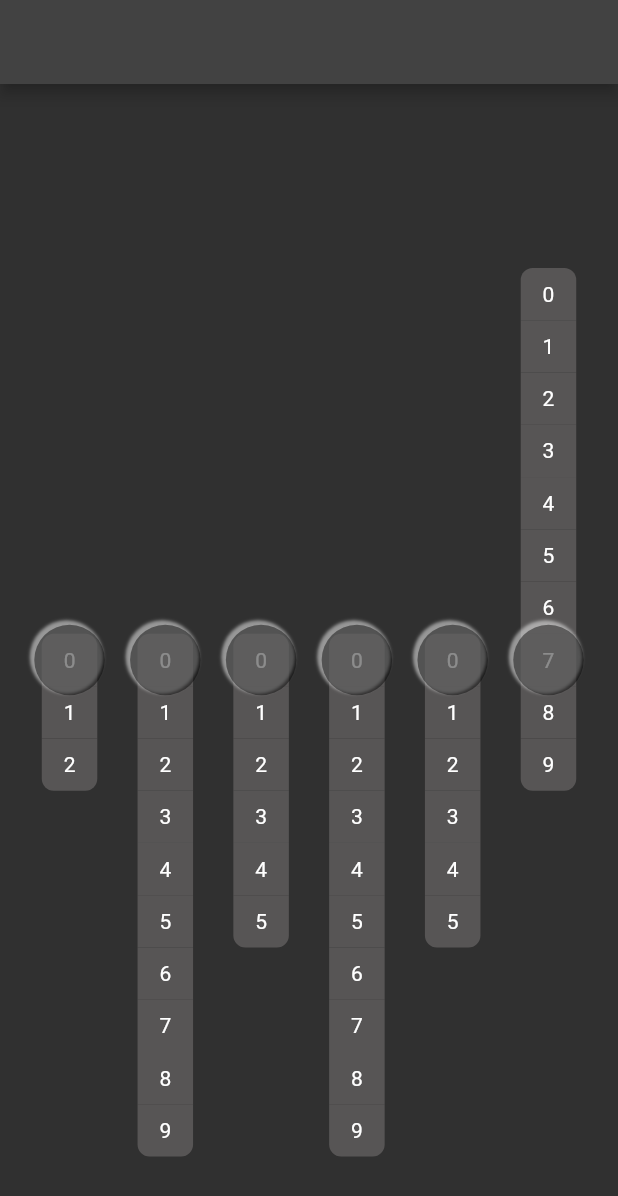
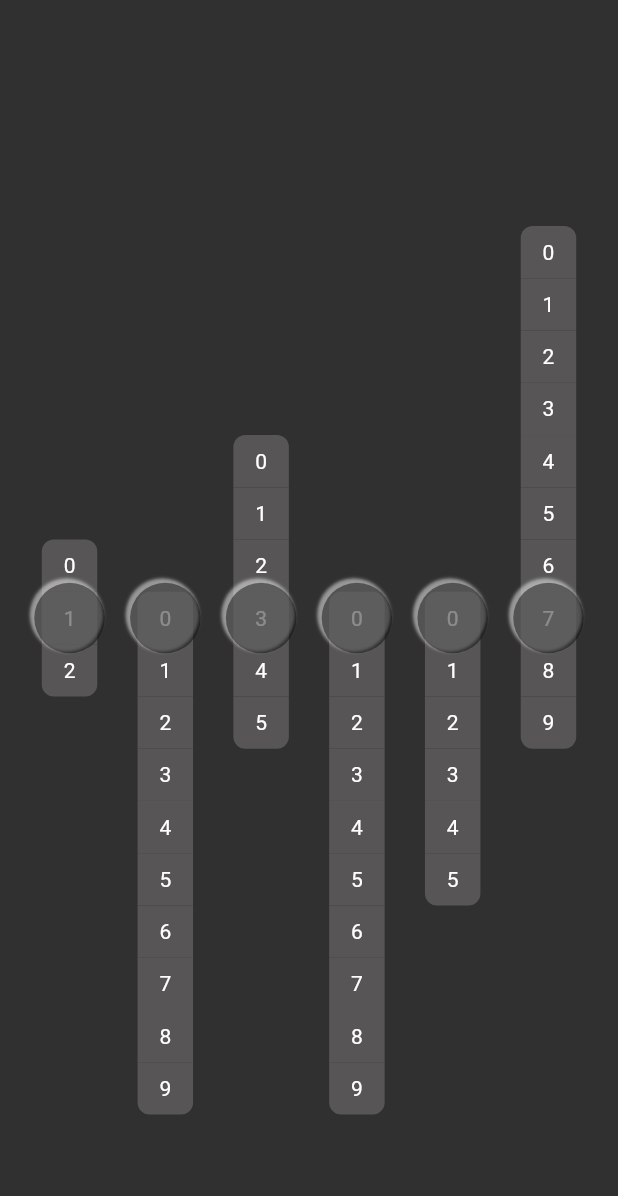
Before and after one commit to s7Thiago/clock_concept, a Flutter app: the screen it shows after launch, on a phone screen of 412 x 824 dp. Shown: the top 1196 px of the screen. Run offline on Flutter 3.47's test engine with Material 2 defaults, Android fonts, the phone set to English and light mode, and no system bars.

Commit message:
Replicando atualização do indicador para os outros componentes do relógio

```diff
--- a/lib/main.dart
+++ b/lib/main.dart
@@ -12,11 +12,8 @@ class Main extends StatelessWidget {
   Widget build(BuildContext context) {
     return MaterialApp(
       theme: ThemeData.dark(),
-      home: Scaffold(
-        appBar: AppBar(
-          title: const Text(''),
-        ),
-        body: const Center(child: Clock()),
+      home: const Scaffold(
+        body: Center(child: Clock()),
       ),
     );
   }
--- a/lib/widgets/clock/clock.dart
+++ b/lib/widgets/clock/clock.dart
@@ -33,11 +33,44 @@ class _ClockState extends State<Clock> {
 
     _timer = Timer.periodic(const Duration(milliseconds: 1000), (timer) {
       now = DateTime.now();
+
+      // Movendo cada indicador periodicamente na sua respectiva unidade
+      pageControllerDezenaHora.animateToPage(
+        now.hour ~/ 10,
+        duration: const Duration(milliseconds: 350),
+        curve: Curves.easeInOutQuad,
+      );
+
+      pageControllerUnidadeHora.animateToPage(
+        now.hour % 10,
+        duration: const Duration(milliseconds: 350),
+        curve: Curves.easeInOutQuad,
+      );
+
+      pageControllerDezenaMinuto.animateToPage(
+        now.minute ~/ 10,
+        duration: const Duration(milliseconds: 350),
+        curve: Curves.easeInOutQuad,
+      );
+
+      pageControllerUnidadeMinuto.animateToPage(
+        now.minute % 10,
+        duration: const Duration(milliseconds: 350),
+        curve: Curves.easeInOutQuad,
+      );
+
+      pageControllerDezenaSegundo.animateToPage(
+        now.second ~/ 10,
+        duration: const Duration(milliseconds: 350),
+        curve: Curves.easeInOutQuad,
+      );
+
       pageControllerUnidadeSegundo.animateToPage(
         now.second % 10,
         duration: const Duration(milliseconds: 350),
         curve: Curves.easeInOutQuad,
       );
+
       setState(() {});
     });
   }
@@ -48,14 +81,8 @@ class _ClockState extends State<Clock> {
 
     //debugPrint('agora: $now');
 
-    // pageControllerUnidadeSegundo.animateToPage(
-    //   2,
-    //   duration: const Duration(milliseconds: 350),
-    //   curve: Curves.easeInOutQuad,
-    // );
-
     return Container(
-      //color: Colors.blueGrey,
+      color: Colors.transparent,
       width: MediaQuery.of(context).size.width * .93,
       height: MediaQuery.of(context).size.height * .87,
       child: Row(
```
